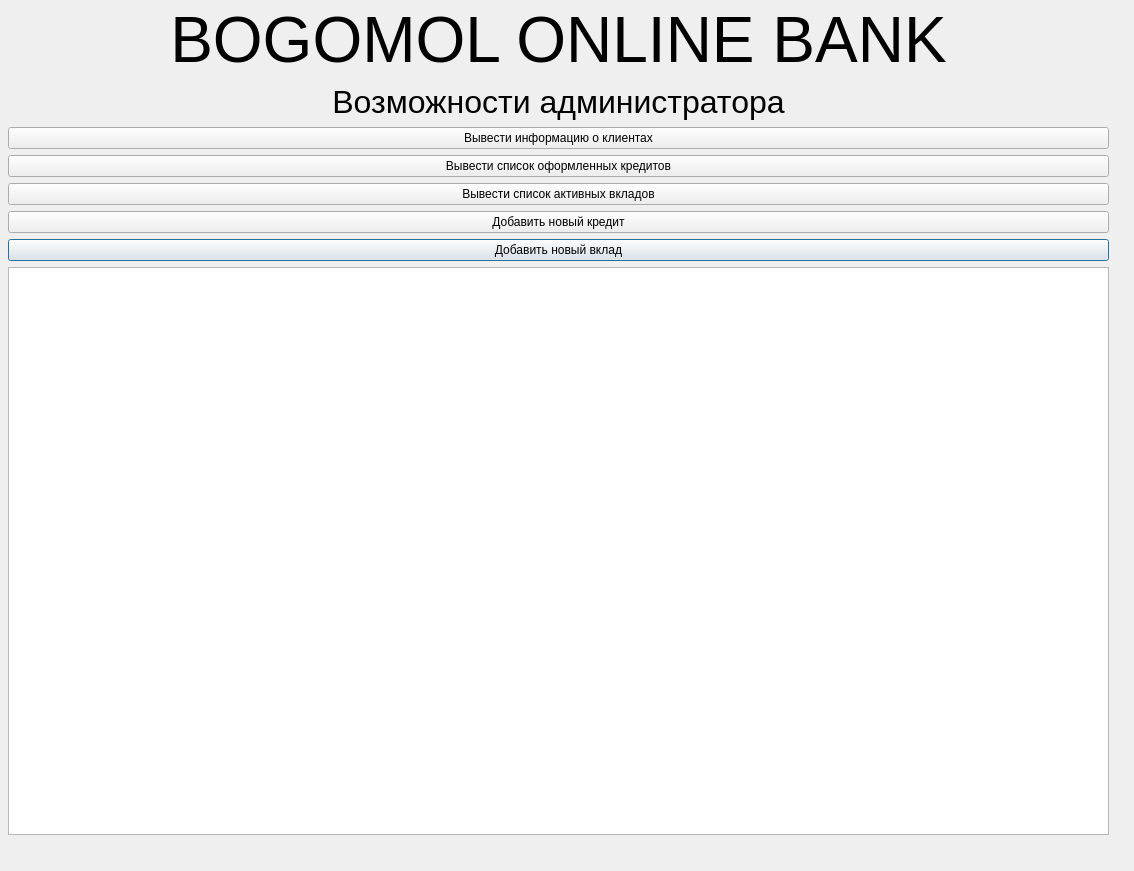
The window that AdminPage.ui (MKN3O/num15yndx) describes before a commit, drawn with Qt 5.
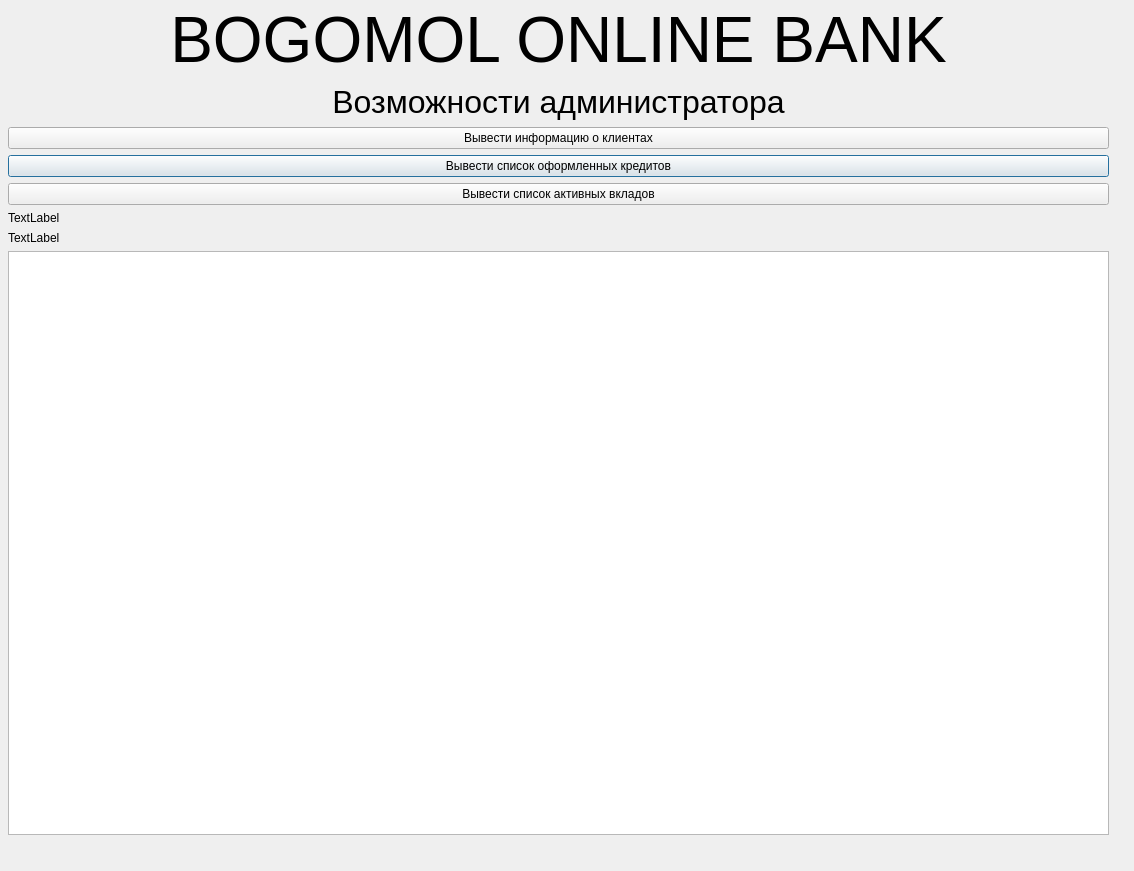
The same window after the commit.

```diff
--- a/AdminPage.ui
+++ b/AdminPage.ui
@@ -49,20 +49,6 @@
     </item>
     <item>
      <layout class="QGridLayout" name="gridLayout">
-      <item row="4" column="0">
-       <widget class="QPushButton" name="addDeposit">
-        <property name="text">
-         <string>Добавить новый вклад</string>
-        </property>
-       </widget>
-      </item>
-      <item row="3" column="0">
-       <widget class="QPushButton" name="addCredit">
-        <property name="text">
-         <string>Добавить новый кредит</string>
-        </property>
-       </widget>
-      </item>
       <item row="1" column="0">
        <widget class="QPushButton" name="creditList">
         <property name="text">
@@ -70,13 +56,6 @@
         </property>
        </widget>
       </item>
-      <item row="2" column="0">
-       <widget class="QPushButton" name="depositList">
-        <property name="text">
-         <string>Вывести список активных вкладов</string>
-        </property>
-       </widget>
-      </item>
       <item row="0" column="0">
        <widget class="QPushButton" name="userInfo">
         <property name="text">
@@ -84,9 +63,30 @@
         </property>
        </widget>
       </item>
+      <item row="2" column="0">
+       <widget class="QPushButton" name="depositList">
+        <property name="text">
+         <string>Вывести список активных вкладов</string>
+        </property>
+       </widget>
+      </item>
+      <item row="3" column="0">
+       <widget class="QLabel" name="creditSum">
+        <property name="text">
+         <string>TextLabel</string>
+        </property>
+       </widget>
+      </item>
       <item row="5" column="0">
        <widget class="QTableWidget" name="tableWidget"/>
       </item>
+      <item row="4" column="0">
+       <widget class="QLabel" name="depositSum">
+        <property name="text">
+         <string>TextLabel</string>
+        </property>
+       </widget>
+      </item>
      </layout>
     </item>
    </layout>
```
